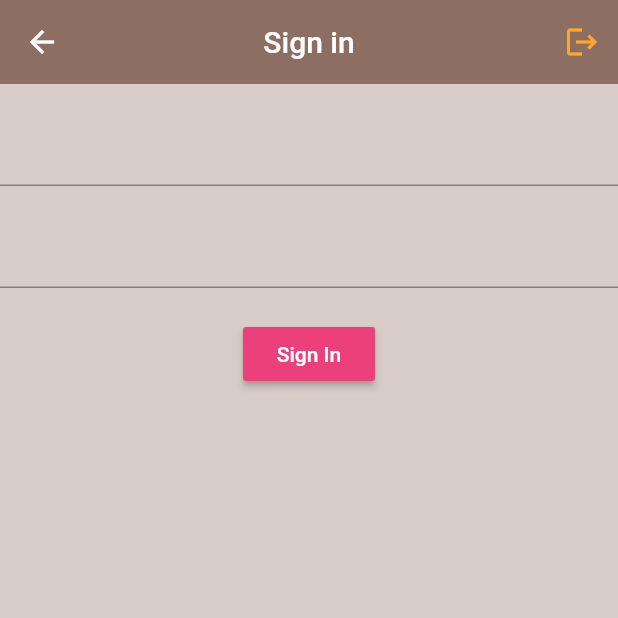
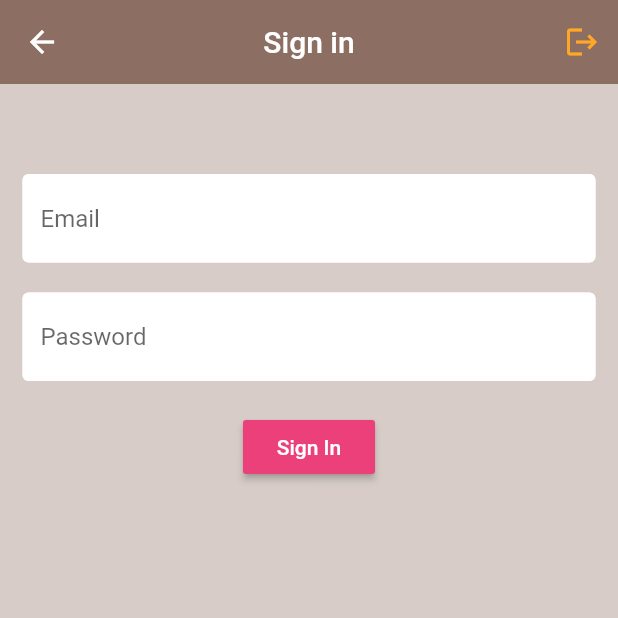
Before and after one commit to Himanshugt/CoffeeShopApp, a Flutter app: the SignInEmail screen opened directly, on a phone screen of 412 x 824 dp, the top half of it. Run offline on Flutter 3.47's test engine with Material 2 defaults, Android fonts, the phone set to English and light mode, and no system bars; our stand-ins replace firebase_auth, firebase_core, google_sign_in; accounts and stored records are empty; network calls fail.

```diff
--- a/lib/Screens/Authenticate/register_with_email.dart
+++ b/lib/Screens/Authenticate/register_with_email.dart
@@ -1,6 +1,7 @@
 // @dart=2.9
 
 import 'package:coffeeshopapp/services/auth.dart';
+import 'package:coffeeshopapp/shared/constants.dart';
 import 'package:flutter/material.dart';
 
 
@@ -42,14 +43,14 @@ class _RegisterWithEmailState extends State<RegisterWithEmail> {
           )
         ],
       ),
-      body: Container(
-        padding: EdgeInsets.symmetric(vertical: 20.0, horizontal: 50.0),
+      body: Container(20
         child: Form(
           key: _formKey,
           child: Column(
             children: <Widget>[
               SizedBox(height: 20.0),
               TextFormField(
+                decoration: textInputDecoration.copyWith(hintText: 'Email'),
                 validator: (val) => val.isEmpty ? 'Enter an email' : null,
                 onChanged: (val) {
                   setState(() => email = val);
@@ -57,6 +58,7 @@ class _RegisterWithEmailState extends State<RegisterWithEmail> {
               ),
               SizedBox(height: 20.0),
               TextFormField(
+                decoration: textInputDecoration.copyWith(hintText: 'Password'),
                 validator: (val) => val.length < 6 ? 'Enter a password 6+ chars long' : null,
                 obscureText: true,
                 onChanged: (val) {
--- a/lib/Screens/Authenticate/signinemail.dart
+++ b/lib/Screens/Authenticate/signinemail.dart
@@ -1,7 +1,10 @@
 // @dart=2.9
 
 import 'package:coffeeshopapp/services/auth.dart';
+import 'package:coffeeshopapp/services/my_flutter_app_icons.dart';
+import 'package:coffeeshopapp/shared/constants.dart';
 import 'package:flutter/material.dart';
+import '';
 
 class SignInEmail extends StatefulWidget {
   final Function toggleView;
@@ -40,14 +43,15 @@ class _SignInEmailState extends State<SignInEmail> {
           )
         ],
       ),
-      body: ListView(
-        children: [
-          Form(
+      body: Container(
+        padding: EdgeInsets.symmetric(vertical: 10.0, horizontal: 15.0),
+        child: Form(
           key: _formKey,
           child: Column(
             children: <Widget>[
-                SizedBox(height: 20.0),
+              SizedBox(height: 50.0),
               TextFormField(
+                decoration: textInputDecoration.copyWith(hintText: 'Email'),
                 validator: (val) => val.isEmpty ? 'Enter an email' : null,
                 onChanged: (val) {
                   setState(() => email = val);
@@ -55,6 +59,7 @@ class _SignInEmailState extends State<SignInEmail> {
               ),
               SizedBox(height: 20.0),
               TextFormField(
+                decoration: textInputDecoration.copyWith(hintText: 'Password'),
                 validator: (val) => val.length < 6 ? 'Enter a password 6+ chars long' : null,
                 obscureText: true,
                 onChanged: (val) {
@@ -83,11 +88,26 @@ class _SignInEmailState extends State<SignInEmail> {
               Text(
                 error,
                 style: TextStyle(color: Colors.red, fontSize: 14.0),
-                )
+              ),
+              // SizedBox(height: 12.0),
+              // IconButton(
+              //   onPressed: () async{
+              //     dynamic result=_auth.googleSignIn();
+              //     if(result==null){
+              //       print('error signing in');
+              //     }
+              //     else{
+              //       print('signed in');
+              //       print(result.uid);
+              //     }
+              //   },
+              //   icon: Icon(
+              //     Icons.alternate_email_sharp,
+              //   ),
+              // )
             ],
           ),
         ),
-        ],
       ),
 
     );
--- /dev/null
+++ b/lib/shared/constants.dart
@@ -0,0 +1,13 @@
+import 'package:flutter/material.dart';
+
+const textInputDecoration = InputDecoration(
+  fillColor: Colors.white,
+  filled: true,
+  enabledBorder: OutlineInputBorder(
+      borderSide: BorderSide(color: Colors.white,width: 2.0)
+  ),
+  focusedBorder: OutlineInputBorder(
+      borderSide: BorderSide(color: Colors.pink,width: 2.0)
+  ),
+
+);
```
Also changed, not shown: lib/services/auth.dart (+22 -1 lines), lib/services/my_flutter_app_icons.dart (added, +29 -0 lines), pubspec.yaml (+5 -7 lines), assets/fonts/MyFlutterApp.ttf (added), pubspec.lock, 2 other files. Lines whose indentation alone changed are shown as unchanged.
